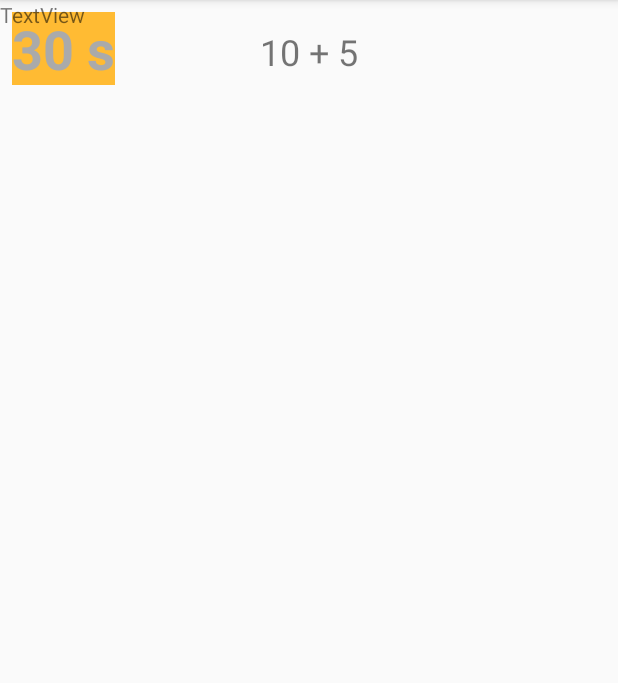
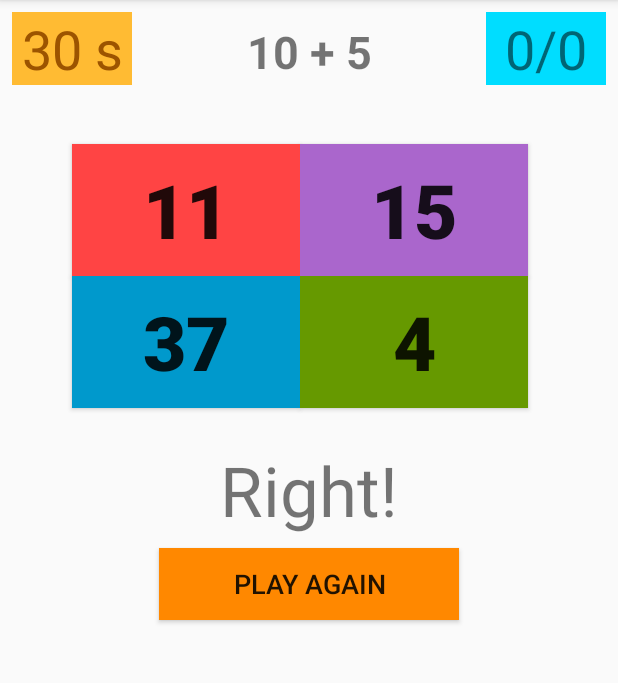
Before and after one commit to Korkmatik/Brain-Trainer, an Android app: the screen it shows after launch (MainActivity), on a phone screen of 412 x 824 dp, the part 84-767 px from its top. Run offline under Robolectric (Android 15) with nearby library versions, the phone set to English and light mode, and no system bars.

Commit message:
Finished game layout

```diff
--- a/app/build.gradle
+++ b/app/build.gradle
@@ -26,4 +26,5 @@ dependencies {
     testImplementation 'junit:junit:4.12'
     androidTestImplementation 'androidx.test.ext:junit:1.1.1'
     androidTestImplementation 'androidx.test.espresso:espresso-core:3.2.0'
+    implementation 'androidx.gridlayout:gridlayout:1.0.0'
 }
--- a/app/src/main/res/layout/activity_main.xml
+++ b/app/src/main/res/layout/activity_main.xml
@@ -17,17 +17,17 @@
 
         <TextView
             android:id="@+id/txtTime"
-            android:layout_width="wrap_content"
+            android:layout_width="80dp"
             android:layout_height="wrap_content"
             android:layout_marginStart="8dp"
             android:layout_marginLeft="8dp"
             android:layout_marginTop="8dp"
             android:layout_weight="1"
             android:background="@android:color/holo_orange_light"
+            android:gravity="center"
             android:text="30 s"
-            android:textColor="@android:color/darker_gray"
+            android:textColor="#9C5400"
             android:textSize="36sp"
-            android:textStyle="bold"
             app:layout_constraintStart_toStartOf="parent"
             app:layout_constraintTop_toTopOf="parent" />
 
@@ -35,20 +35,108 @@
             android:id="@+id/txtEquation"
             android:layout_width="wrap_content"
             android:layout_height="wrap_content"
-            android:layout_marginTop="18dp"
+            android:layout_marginTop="14dp"
             android:layout_weight="1"
             android:text="10 + 5"
-            android:textSize="24sp"
+            android:textSize="30sp"
+            android:textStyle="bold"
             app:layout_constraintEnd_toEndOf="parent"
             app:layout_constraintStart_toStartOf="parent"
             app:layout_constraintTop_toTopOf="parent" />
 
         <TextView
             android:id="@+id/txtScore"
+            android:layout_width="80dp"
+            android:layout_height="wrap_content"
+            android:layout_marginTop="8dp"
+            android:layout_marginEnd="8dp"
+            android:layout_marginRight="8dp"
+            android:layout_weight="1"
+            android:background="@android:color/holo_blue_bright"
+            android:gravity="center"
+            android:text="0/0"
+            android:textSize="36sp"
+            app:layout_constraintEnd_toEndOf="parent"
+            app:layout_constraintTop_toTopOf="parent" />
+
+        <Button
+            android:id="@+id/btnAnswer1"
+            android:layout_width="152dp"
+            android:layout_height="88dp"
+            android:layout_marginStart="48dp"
+            android:layout_marginLeft="48dp"
+            android:layout_marginTop="96dp"
+            android:background="@android:color/holo_red_light"
+            android:tag="0"
+            android:text="11"
+            android:textSize="50sp"
+            android:textStyle="bold"
+            app:layout_constraintStart_toStartOf="parent"
+            app:layout_constraintTop_toTopOf="parent" />
+
+        <Button
+            android:id="@+id/btnAnswer2"
+            android:layout_width="152dp"
+            android:layout_height="88dp"
+            android:layout_marginTop="96dp"
+            android:background="@android:color/holo_purple"
+            android:tag="1"
+            android:text="15"
+            android:textSize="50sp"
+            android:textStyle="bold"
+            app:layout_constraintStart_toEndOf="@+id/btnAnswer1"
+            app:layout_constraintTop_toTopOf="parent" />
+
+        <Button
+            android:id="@+id/btnAnswer4"
+            android:layout_width="152dp"
+            android:layout_height="88dp"
+            android:background="@android:color/holo_green_dark"
+            android:tag="2"
+            android:text="4"
+            android:textSize="50sp"
+            android:textStyle="bold"
+            app:layout_constraintStart_toEndOf="@+id/btnAnswer3"
+            app:layout_constraintTop_toBottomOf="@+id/btnAnswer2" />
+
+        <Button
+            android:id="@+id/btnAnswer3"
+            android:layout_width="152dp"
+            android:layout_height="88dp"
+            android:layout_marginStart="48dp"
+            android:layout_marginLeft="48dp"
+            android:background="@android:color/holo_blue_dark"
+            android:tag="3"
+            android:text="37"
+            android:textSize="50sp"
+            android:textStyle="bold"
+            app:layout_constraintStart_toStartOf="parent"
+            app:layout_constraintTop_toBottomOf="@+id/btnAnswer1" />
+
+        <TextView
+            android:id="@+id/txtFeedback"
             android:layout_width="wrap_content"
             android:layout_height="wrap_content"
-            android:layout_weight="1"
-            android:text="TextView" />
+            android:layout_marginTop="24dp"
+            android:text="Right!"
+            android:textSize="46sp"
+            app:layout_constraintEnd_toEndOf="parent"
+            app:layout_constraintStart_toStartOf="parent"
+            app:layout_constraintTop_toBottomOf="@+id/btnAnswer4" />
+
+        <Button
+            android:id="@+id/btnRestartGame"
+            android:layout_width="200dp"
+            android:layout_height="wrap_content"
+            android:layout_marginTop="8dp"
+            android:background="@android:color/holo_orange_dark"
+            android:gravity="center"
+            android:text="Play again"
+            android:textAllCaps="true"
+            android:textSize="18sp"
+            app:layout_constraintEnd_toEndOf="parent"
+            app:layout_constraintStart_toStartOf="parent"
+            app:layout_constraintTop_toBottomOf="@+id/txtFeedback" />
 
     </androidx.constraintlayout.widget.ConstraintLayout>
 
```
